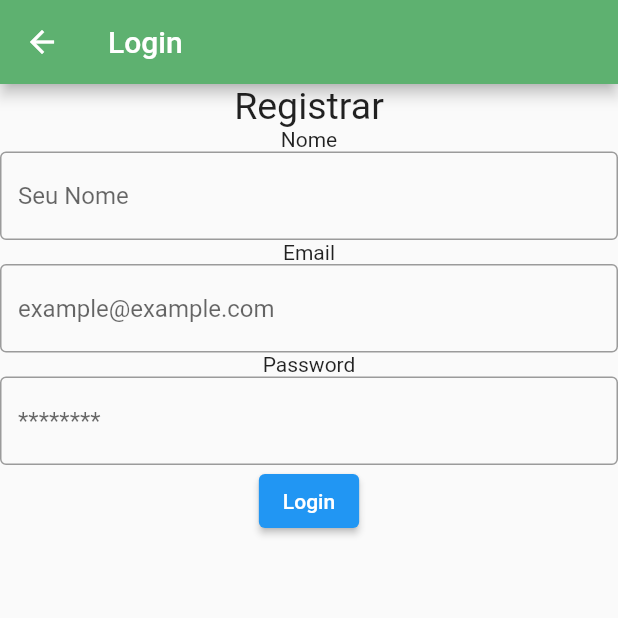
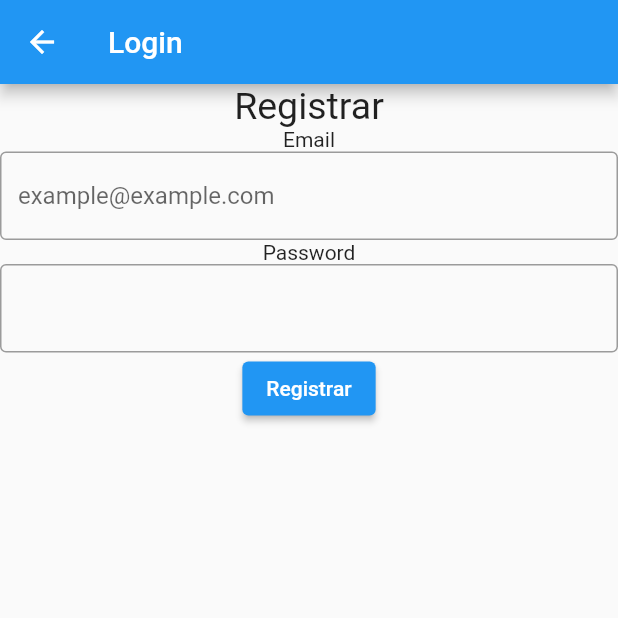
Before and after one commit to Vegan-Guide/VeganApp, a Flutter app: the SignInPage screen opened directly, on a phone screen of 412 x 824 dp, the top half of it. Run offline on Flutter 3.47's test engine with Material 2 defaults, Android fonts, the phone set to English and light mode, and no system bars; our stand-ins replace firebase_auth, firebase_core; accounts and stored records are empty; network calls fail.

```diff
--- /dev/null
+++ b/lib/app.dart
@@ -0,0 +1,51 @@
+import 'package:firebase_core/firebase_core.dart';
+import 'firebase_options.dart';
+
+import 'package:flutter/material.dart';
+
+import 'home.dart';
+import 'configuration.dart';
+
+class App extends StatefulWidget {
+  const App({super.key, loggedin: false});
+
+  @override
+  State<App> createState() => _LoginState();
+}
+
+class _LoginState extends State<App> {
+  @override
+  Widget build(BuildContext context) {
+    // TODO: implement build
+    return MaterialApp(
+        theme: ThemeData(
+          appBarTheme: AppBarTheme(
+            color: Color.fromARGB(255, 94, 177, 112),
+          ),
+        ),
+        home: DefaultTabController(
+            length: 4,
+            child: Scaffold(
+              appBar: AppBar(
+                  title: Text("VeganApp"),
+                  bottom: TabBar(tabs: [
+                    Tab(
+                      text: "Home",
+                      icon: Icon(Icons.home),
+                    ),
+                    Tab(text: "Restaurantes", icon: Icon(Icons.restaurant)),
+                    Tab(text: "Receitas", icon: Icon(Icons.restaurant_menu)),
+                    Tab(
+                      text: "Configurações",
+                      icon: Icon(Icons.build),
+                    )
+                  ])),
+              body: TabBarView(children: [
+                Center(child: HomePage()),
+                Center(child: Text("Restaurantes")),
+                Center(child: Text("Receitas")),
+                Center(child: ConfigPage())
+              ]),
+            )));
+  }
+}
--- a/lib/signin.dart
+++ b/lib/signin.dart
@@ -1,3 +1,4 @@
+import 'package:firebase_auth/firebase_auth.dart';
 import 'package:flutter/cupertino.dart';
 import 'package:flutter/material.dart';
 
@@ -6,6 +7,9 @@ void main() {
 }
 
 class SignInPage extends StatelessWidget {
+  final email = TextEditingController();
+  final password = TextEditingController();
+
   @override
   Widget build(BuildContext context) {
     // TODO: implement build
@@ -17,15 +21,9 @@ class SignInPage extends StatelessWidget {
           Center(
               child: Column(
             children: [
-              Text("Nome"),
-              TextField(
-                decoration: InputDecoration(
-                  border: OutlineInputBorder(),
-                  hintText: 'Seu Nome',
-                ),
-              ),
               Text("Email"),
               TextField(
+                controller: email,
                 decoration: InputDecoration(
                   border: OutlineInputBorder(),
                   hintText: 'example@example.com',
@@ -33,16 +31,23 @@ class SignInPage extends StatelessWidget {
               ),
               Text("Password"),
               TextField(
+                controller: password,
+                obscureText: true,
                 decoration: InputDecoration(
                   border: OutlineInputBorder(),
-                  hintText: '********',
                 ),
               ),
               ElevatedButton(
                   onPressed: () {
-                    //fazer login
+                    //fazer registro
+                    FirebaseAuth.instance
+                        .createUserWithEmailAndPassword(
+                            email: email.text, password: password.text)
+                        .then((value) => Navigator.pop(context))
+                        .onError(
+                            (error, stackTrace) => {print("Error ${error}")});
                   },
-                  child: Text("Login"))
+                  child: Text("Registrar"))
             ],
           ))
         ],
```
Also changed, not shown: lib/configuration.dart (+9 -19 lines), lib/login.dart (+27 -5 lines), lib/main.dart (+12 -32 lines).
